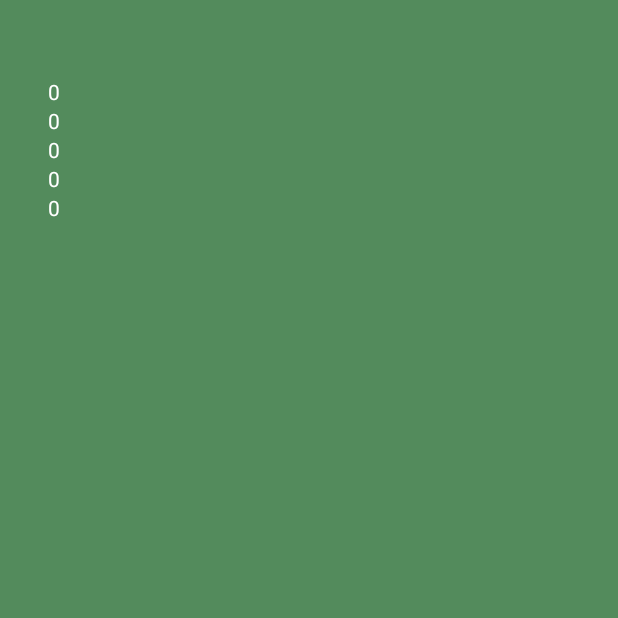
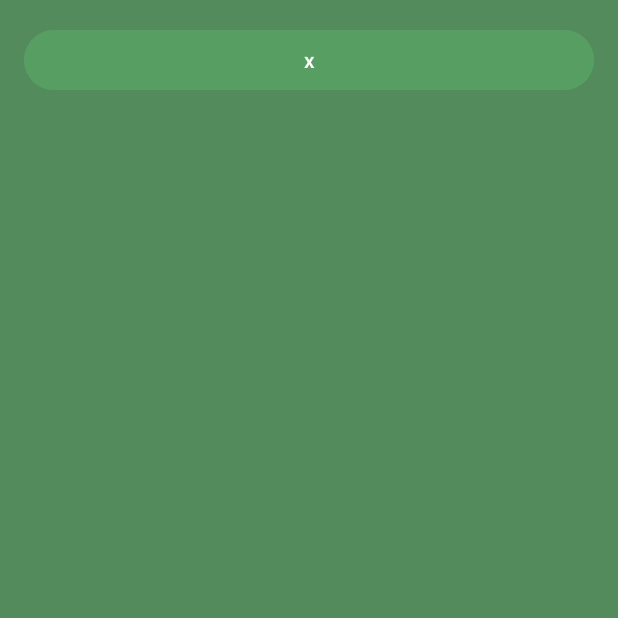
Before and after one commit to RonaldLommers/ScoreTrack, an Android app built with Jetpack Compose: the ManualTrackingActivity screen opened directly, with no data from a screen before it, on a phone screen of 412 x 824 dp, the top half of it. Before the commit the part shown is almost empty. Run offline under Robolectric (Android 15) with nearby library versions, the phone set to English and light mode, and no system bars.

Commit message:
alles opnieuw geschreven vanwege github

```diff
--- a/app/src/main/java/com/example/scoretrack/ManualTracking.kt
+++ b/app/src/main/java/com/example/scoretrack/ManualTracking.kt
@@ -4,6 +4,8 @@ package com.example.scoretrack
 
 import android.annotation.SuppressLint
 import android.os.Bundle
+import android.view.View
+import android.widget.TableRow
 import android.widget.TextView
 import androidx.appcompat.app.AppCompatActivity
 
@@ -50,6 +52,28 @@ class ManualTrackingActivity : AppCompatActivity() {
         int3.text = integerValue.toString()
         int4.text = integerValue.toString()
         int5.text = integerValue.toString()
-        // Update other name TextViews as needed
+
+        val tr1 = findViewById<TableRow>(R.id.TR1)
+        val tr2 = findViewById<TableRow>(R.id.TR2)
+        val tr3 = findViewById<TableRow>(R.id.TR3)
+        val tr4 = findViewById<TableRow>(R.id.TR4)
+        val tr5 = findViewById<TableRow>(R.id.TR5)
+
+        //hide unfilled player names
+        if (name1 == ""){
+            tr1.visibility = View.GONE
+        }
+        if (name2 == ""){
+            tr2.visibility = View.GONE
+        }
+        if (name3 == ""){
+            tr3.visibility = View.GONE
+        }
+        if (name4 == ""){
+            tr4.visibility = View.GONE
+        }
+        if (name5 == ""){
+            tr5.visibility = View.GONE
+        }
     }
 }
--- a/app/src/main/res/layout/activity_manual_tracking.xml
+++ b/app/src/main/res/layout/activity_manual_tracking.xml
@@ -7,6 +7,15 @@
     android:padding="16dp"
     android:background="@color/green">
 
+    <Button
+        android:id="@+id/goback"
+        android:layout_width="match_parent"
+        android:layout_height="48dp"
+        android:text="@string/back"
+        android:backgroundTint="@color/lighter_green"
+        android:minWidth="64dp"
+        android:minHeight="48dp"/>
+
     <TableLayout
         android:layout_width="match_parent"
         android:layout_height="wrap_content"
@@ -15,85 +24,98 @@
             <TextView
                 android:id="@+id/displayTitle"
                 android:layout_width="match_parent"
-                android:layout_height="wrap_content"
+                android:layout_height="48dp"
+                android:textSize="30sp"
                 android:text=""
                 android:textColor="#fff"/>
         </TableRow>
 
-        <TableRow>
+        <TableRow android:id="@+id/TR1">
             <TextView
                 android:id="@+id/displayName1"
                 android:layout_width="match_parent"
-                android:layout_height="wrap_content"
+                android:layout_height="48dp"
+                android:textSize="30sp"
                 android:text=""
                 android:textColor="#fff"/>
             <TextView
                 android:id="@+id/displayInteger1"
                 android:layout_width="match_parent"
-                android:layout_height="wrap_content"
+                android:layout_height="48dp"
+                android:textSize="30sp"
                 android:text=""
                 android:textColor="#fff" />
         </TableRow>
 
-        <TableRow>
+        <TableRow android:id="@+id/TR2">
             <TextView
                 android:id="@+id/displayName2"
                 android:layout_width="match_parent"
-                android:layout_height="wrap_content"
+                android:layout_height="48dp"
+                android:textSize="30sp"
                 android:text=""
                 android:textColor="#fff"/>
             <TextView
                 android:id="@+id/displayInteger2"
                 android:layout_width="match_parent"
-                android:layout_height="wrap_content"
+                android:layout_height="48dp"
+                android:textSize="30sp"
                 android:text=""
                 android:textColor="#fff" />
         </TableRow>
 
-        <TableRow>
+        <TableRow android:id="@+id/TR3">
             <TextView
                 android:id="@+id/displayName3"
                 android:layout_width="match_parent"
-                android:layout_height="wrap_content"
+                android:layout_height="48dp"
+                android:textSize="30sp"
                 android:text=""
                 android:textColor="#fff"/>
             <TextView
                 android:id="@+id/displayInteger3"
                 android:layout_width="match_parent"
-                android:layout_height="wrap_content"
+                android:layout_height="48dp"
+                android:textSize="30sp"
                 android:text=""
                 android:textColor="#fff" />
         </TableRow>
 
-        <TableRow>
+        <TableRow android:id="@+id/TR4">
             <TextView
                 android:id="@+id/displayName4"
                 android:layout_width="match_parent"
-                android:layout_height="wrap_content"
+                android:layout_height="48dp"
+                android:textSize="30sp"
                 android:text=""
                 android:textColor="#fff"/>
             <TextView
                 android:id="@+id/displayInteger4"
                 android:layout_width="match_parent"
-                android:layout_height="wrap_content"
+                android:layout_height="48dp"
+                android:textSize="30sp"
                 android:text=""
                 android:textColor="#fff" />
         </TableRow>
 
-        <TableRow>
+        <TableRow android:id="@+id/TR5">
             <TextView
                 android:id="@+id/displayName5"
                 android:layout_width="match_parent"
-                android:layout_height="wrap_content"
+                android:layout_height="48dp"
+                android:textSize="30sp"
                 android:text=""
                 android:textColor="#fff"/>
             <TextView
                 android:id="@+id/displayInteger5"
                 android:layout_width="match_parent"
-                android:layout_height="wrap_content"
+                android:layout_height="48dp"
+                android:textSize="30sp"
                 android:text=""
                 android:textColor="#fff" />
         </TableRow>
     </TableLayout>
 
+
+
 </LinearLayout>
```
